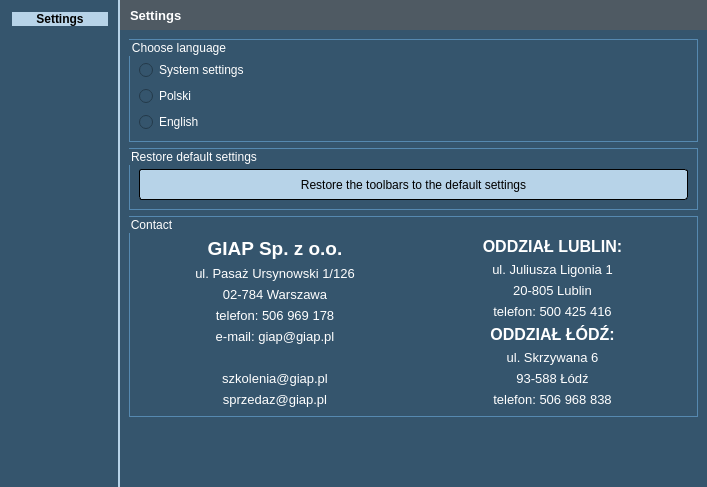
Qt form Settings/ui_settings_layout.ui (GIAPspzoo/GIAP_PolaMap_lite) before a commit.
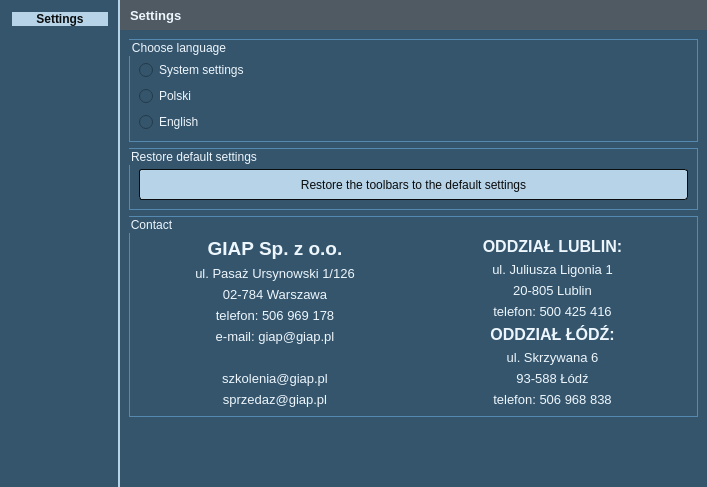
The same form after that commit. Icons and pictures are not drawn.

Diff of the .ui file:
```diff
--- a/Settings/ui_settings_layout.ui
+++ b/Settings/ui_settings_layout.ui
@@ -42,7 +42,7 @@
    <string notr="true">* {
 	background-color: rgb(53, 85, 109);
     font: 10pt &quot;Segoe UI&quot;; 
-	color: white;
+	color: #EDF6FC;
 }
 QComboBox
 {
@@ -80,7 +80,7 @@
 	subcontrol-position: top right;
 	width: 15px;
     background-color: #5689b0;
-	border-left-width: 0px;
+	border-left-width: 0;
 	border-left-color:  #1a2936;
 	border-left-style: solid;
 	border-top-right-radius: 3px; 
@@ -107,8 +107,8 @@
 }
 
 QPushButton {
-	color: black;
-	border: 1px solid black;
+	color: #0A0C0D;
+	border: 1px solid #0A0C0D;
 	background-color: #b7d3e8;
 	border-radius: 3px;
 	padding: 4px;
@@ -241,7 +241,7 @@
            </font>
           </property>
           <property name="styleSheet">
-           <string notr="true">color : white;	font-weight: bold;</string>
+           <string notr="true">color : #EDF6FC;	font-weight: bold;</string>
           </property>
           <property name="text">
            <string>Settings</string>
@@ -466,7 +466,7 @@
            </font>
           </property>
           <property name="styleSheet">
-           <string notr="true">color : white;	font-weight: bold;</string>
+           <string notr="true">color : #EDF6FC;	font-weight: bold;</string>
           </property>
           <property name="text">
            <string>Finish</string>
@@ -563,7 +563,7 @@
        <widget class="QLabel" name="label_2">
         <property name="styleSheet">
          <string notr="true">   background-color: #b7d3e8;
-   color: black;
+   color: #0A0C0D;
    font: 10pt &quot;Segoe UI&quot;; 
    font-weight: bold;
 </string>
```
